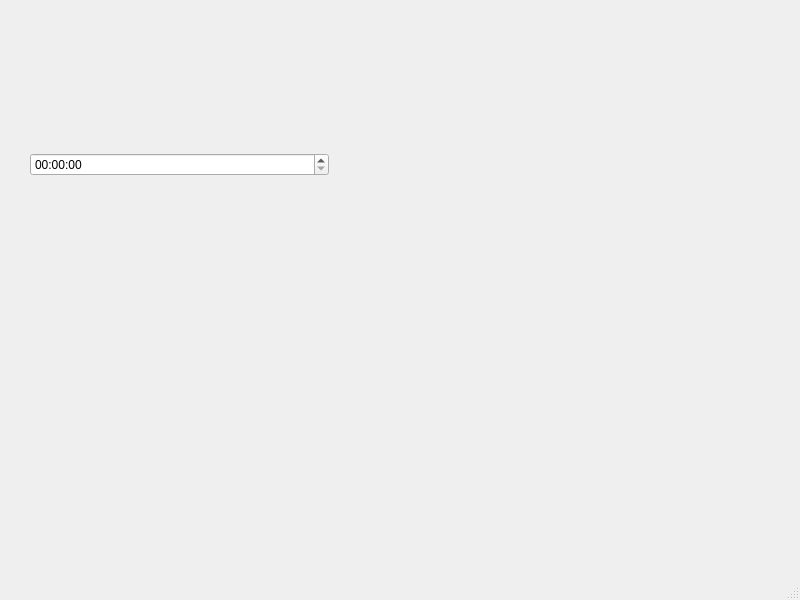
The window that Code/Sandbox/Editor/gamewindow.ui (fromasmtodisasm/BlackBox) describes before a commit, drawn with Qt 5.
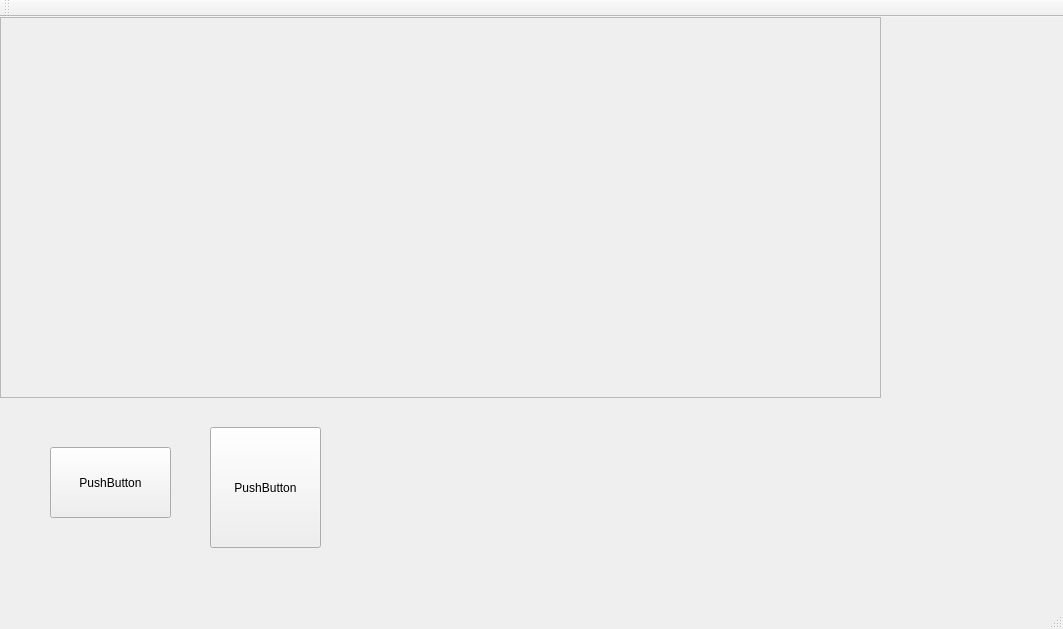
The same window after the commit.

What changed in the file:
```diff
--- a/Code/Sandbox/Editor/gamewindow.ui
+++ b/Code/Sandbox/Editor/gamewindow.ui
@@ -6,28 +6,55 @@
    <rect>
     <x>0</x>
     <y>0</y>
-    <width>800</width>
-    <height>600</height>
+    <width>1063</width>
+    <height>629</height>
    </rect>
   </property>
   <property name="windowTitle">
    <string>GameWindow</string>
   </property>
-  <widget class="QWidget" name="centralwidget">
-   <widget class="QWidget" name="horizontalLayoutWidget">
+  <widget class="QWidget" name="centralWidget">
+   <widget class="QFrame" name="frame">
     <property name="geometry">
      <rect>
-      <x>30</x>
-      <y>10</y>
-      <width>299</width>
-      <height>309</height>
+      <x>0</x>
+      <y>0</y>
+      <width>881</width>
+      <height>381</height>
      </rect>
     </property>
-    <layout class="QHBoxLayout" name="horizontalLayout">
-     <item>
-      <widget class="QTimeEdit" name="timeEdit"/>
-     </item>
-    </layout>
+    <property name="frameShape">
+     <enum>QFrame::StyledPanel</enum>
+    </property>
+    <property name="frameShadow">
+     <enum>QFrame::Raised</enum>
+    </property>
+   </widget>
+   <widget class="QPushButton" name="pushButton_2">
+    <property name="geometry">
+     <rect>
+      <x>50</x>
+      <y>430</y>
+      <width>121</width>
+      <height>71</height>
+     </rect>
+    </property>
+    <property name="text">
+     <string>PushButton</string>
+    </property>
+   </widget>
+   <widget class="QPushButton" name="pushButton">
+    <property name="geometry">
+     <rect>
+      <x>210</x>
+      <y>410</y>
+      <width>111</width>
+      <height>121</height>
+     </rect>
+    </property>
+    <property name="text">
+     <string>PushButton</string>
+    </property>
    </widget>
   </widget>
   <widget class="QMenuBar" name="menubar">
@@ -40,8 +67,17 @@
     </rect>
    </property>
   </widget>
-  <widget class="QStatusBar" name="statusbar"/>
+  <widget class="QToolBar" name="mainToolBar">
+   <attribute name="toolBarArea">
+    <enum>TopToolBarArea</enum>
+   </attribute>
+   <attribute name="toolBarBreak">
+    <bool>false</bool>
+   </attribute>
+  </widget>
+  <widget class="QStatusBar" name="statusBar"/>
  </widget>
+ <layoutdefault spacing="6" margin="11"/>
  <resources/>
  <connections/>
 </ui>
```
Left out of the diff: 4 changed lines with no effect on the pictures.
